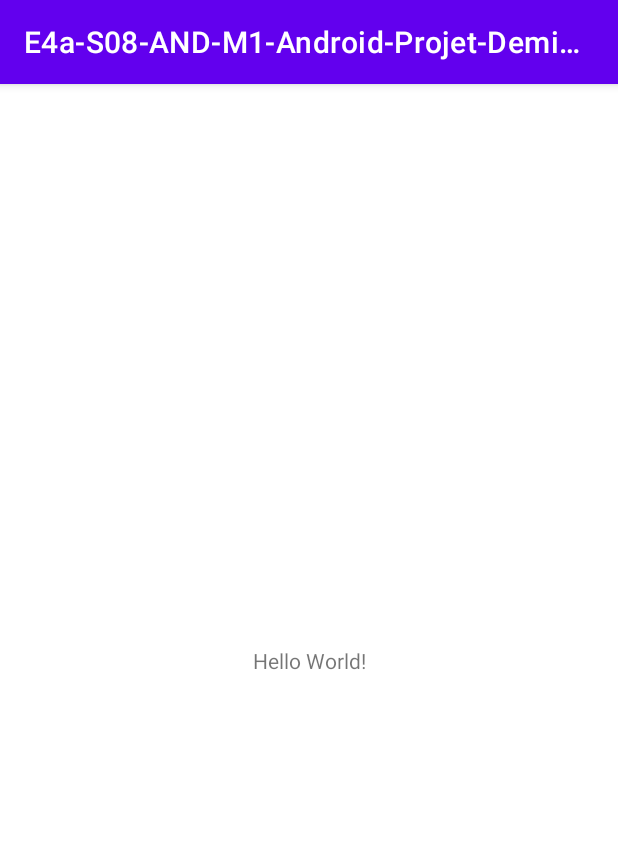
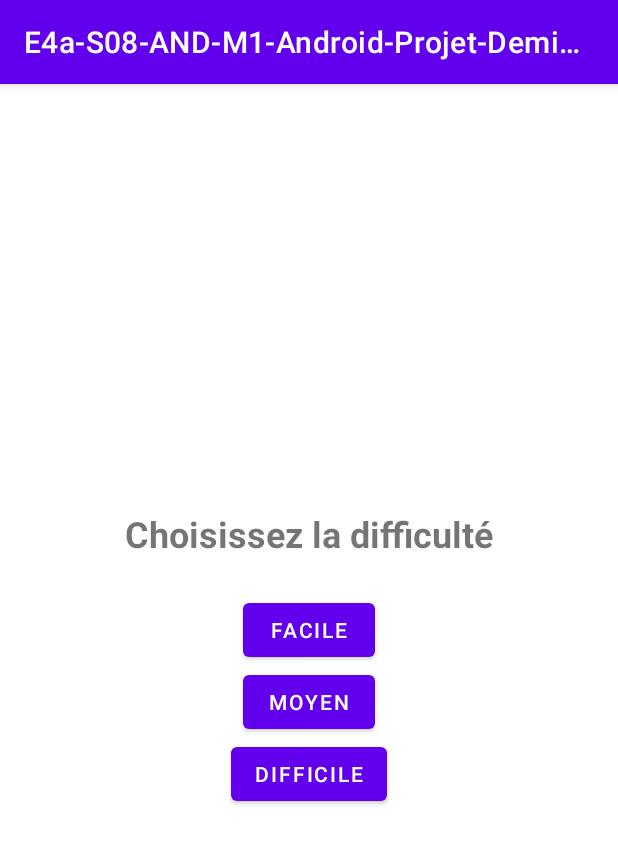
Before and after one commit to Ken-dono/E4a-S08-AND-M1-Android-Projet-D-mineur, an Android app: the screen it shows after launch (MainActivity), on a phone screen of 412 x 824 dp. Shown: the top 844 px of the screen. Run offline under Robolectric (Android 15) with nearby library versions, the phone set to English and light mode, and no system bars.

Commit message:
Commit activity_main.xml first screen

```diff
--- a/app/src/main/AndroidManifest.xml
+++ b/app/src/main/AndroidManifest.xml
@@ -12,6 +12,9 @@
         android:theme="@style/Theme.E4aS08ANDM1AndroidProjetDemineur"
         tools:targetApi="31">
         <activity
+            android:name=".GameActivity"
+            android:exported="false" />
+        <activity
             android:name=".MainActivity"
             android:exported="true">
             <intent-filter>
--- a/app/src/main/res/layout/activity_main.xml
+++ b/app/src/main/res/layout/activity_main.xml
@@ -1,18 +1,37 @@
 <?xml version="1.0" encoding="utf-8"?>
-<androidx.constraintlayout.widget.ConstraintLayout xmlns:android="http://schemas.android.com/apk/res/android"
-    xmlns:app="http://schemas.android.com/apk/res-auto"
-    xmlns:tools="http://schemas.android.com/tools"
+<LinearLayout xmlns:android="http://schemas.android.com/apk/res/android"
     android:layout_width="match_parent"
     android:layout_height="match_parent"
-    tools:context=".MainActivity">
+    android:orientation="vertical"
+    android:gravity="center">
 
     <TextView
         android:layout_width="wrap_content"
         android:layout_height="wrap_content"
-        android:text="Hello World!"
-        app:layout_constraintBottom_toBottomOf="parent"
-        app:layout_constraintEnd_toEndOf="parent"
-        app:layout_constraintStart_toStartOf="parent"
-        app:layout_constraintTop_toTopOf="parent" />
+        android:text="@string/select_difficulty"
+        android:textSize="24sp"
+        android:textStyle="bold"
+        android:layout_marginBottom="24dp"/>
 
-</androidx.constraintlayout.widget.ConstraintLayout>
+    <Button
+        android:layout_width="wrap_content"
+        android:layout_height="wrap_content"
+        android:text="@string/easy"
+        android:id="@+id/easy_button"
+        android:onClick="onDifficultySelected"/>
+
+    <Button
+        android:layout_width="wrap_content"
+        android:layout_height="wrap_content"
+        android:text="@string/medium"
+        android:id="@+id/medium_button"
+        android:onClick="onDifficultySelected"/>
+
+    <Button
+        android:layout_width="wrap_content"
+        android:layout_height="wrap_content"
+        android:text="@string/hard"
+        android:id="@+id/hard_button"
+        android:onClick="onDifficultySelected"/>
+
+</LinearLayout>
--- a/app/src/main/res/values/strings.xml
+++ b/app/src/main/res/values/strings.xml
@@ -1,3 +1,7 @@
 <resources>
     <string name="app_name">E4a-S08-AND-M1-Android-Projet-Demineur</string>
+    <string name="hard">DIFFICILE</string>
+    <string name="medium">MOYEN</string>
+    <string name="easy">FACILE</string>
+    <string name="select_difficulty">Choisissez la difficulté</string>
 </resources>
```
Also changed, not shown: app/src/main/java/com/example/e4a_s08_and_m1_android_projet_demineur/GameActivity.java (added, +14 -0 lines), app/src/main/java/com/example/e4a_s08_and_m1_android_projet_demineur/MainActivity.java (+25 -1 lines), app/src/main/res/layout/activity_game.xml (added, +9 -0 lines), 2 other files.
